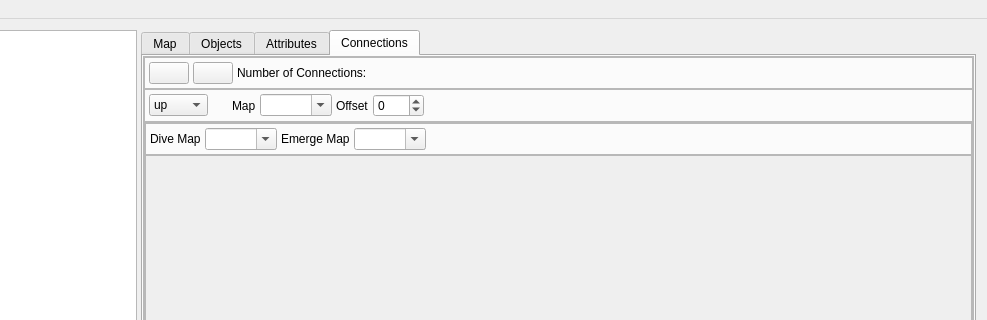
Old version of the form mainwindow.ui in the repository huderlem/porymap; both pictures show x 130 to 1117 and y 0 to 320 of the 1117 by 747 pixel window.
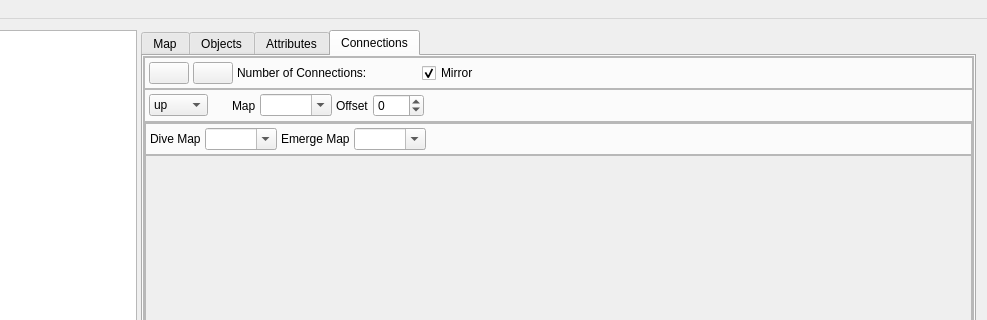
New version of the form. The open tabs and pages were chosen to show the change. Icons and pictures are not drawn. Custom widgets are drawn as their Qt base class.

Commit message: Support 'mirror' connection editing. Can be toggled off via checkbox

```diff
--- a/mainwindow.ui
+++ b/mainwindow.ui
@@ -1326,6 +1326,38 @@
                  </property>
                 </widget>
                </item>
+               <item>
+                <spacer name="horizontalSpacer_11">
+                 <property name="orientation">
+                  <enum>Qt::Horizontal</enum>
+                 </property>
+                 <property name="sizeType">
+                  <enum>QSizePolicy::Maximum</enum>
+                 </property>
+                 <property name="sizeHint" stdset="0">
+                  <size>
+                   <width>40</width>
+                   <height>20</height>
+                  </size>
+                 </property>
+                </spacer>
+               </item>
+               <item>
+                <widget class="QCheckBox" name="checkBox_MirrorConnections">
+                 <property name="sizePolicy">
+                  <sizepolicy hsizetype="Preferred" vsizetype="Preferred">
+                   <horstretch>0</horstretch>
+                   <verstretch>0</verstretch>
+                  </sizepolicy>
+                 </property>
+                 <property name="text">
+                  <string>Mirror</string>
+                 </property>
+                 <property name="checked">
+                  <bool>true</bool>
+                 </property>
+                </widget>
+               </item>
                <item>
                 <spacer name="horizontalSpacer_9">
                  <property name="orientation">
```
The commit also changes 4 other files.
